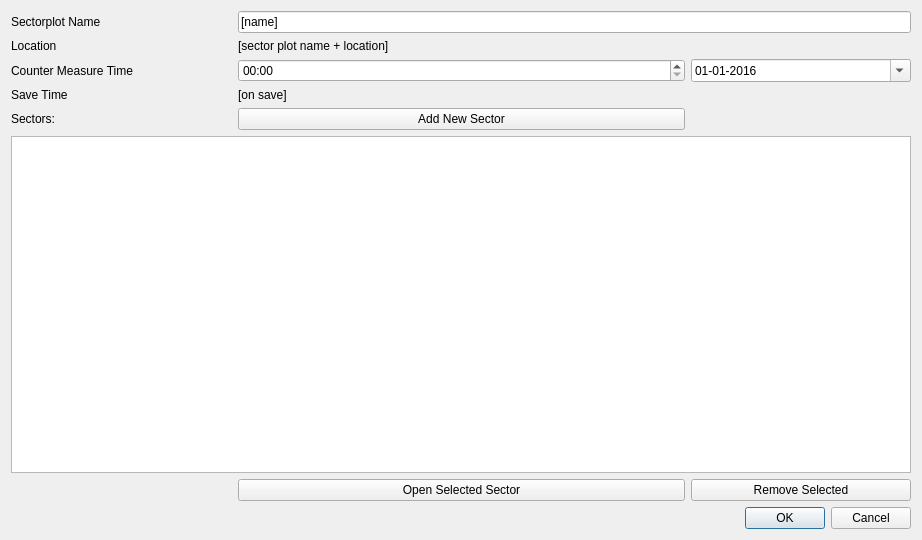
Above: SectorPlot/sectorplot_sectorplotset_dialog_base.ui from rduivenvoorde/sectorplot before the change. Below: the same form after it.
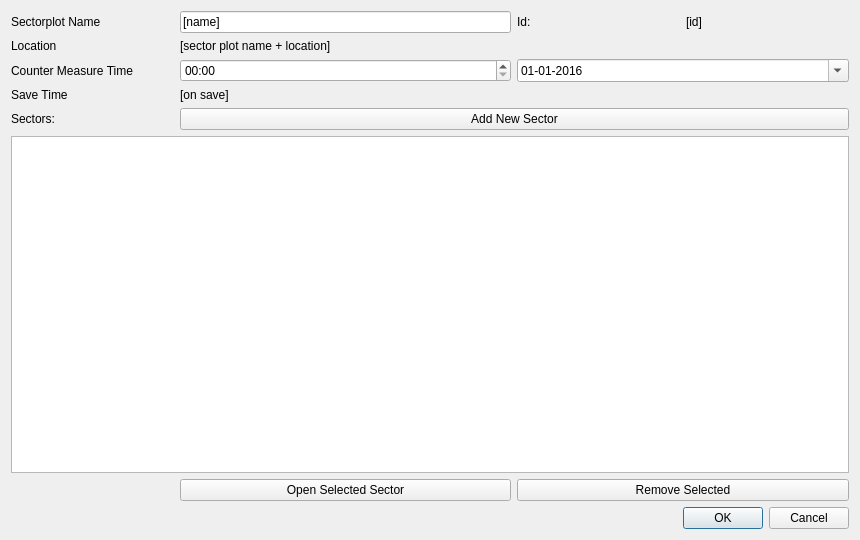
That is the form after the change.

```diff
--- a/SectorPlot/sectorplot_sectorplotset_dialog_base.ui
+++ b/SectorPlot/sectorplot_sectorplotset_dialog_base.ui
@@ -6,7 +6,7 @@
    <rect>
     <x>0</x>
     <y>0</y>
-    <width>922</width>
+    <width>860</width>
     <height>540</height>
    </rect>
   </property>
@@ -14,6 +14,27 @@
    <string>New Sectorplot</string>
   </property>
   <layout class="QGridLayout" name="gridLayout">
+   <item row="1" column="1">
+    <widget class="QLabel" name="lbl_location_name_lon_lat">
+     <property name="text">
+      <string>[sector plot name + location]</string>
+     </property>
+    </widget>
+   </item>
+   <item row="0" column="0">
+    <widget class="QLabel" name="label_6">
+     <property name="text">
+      <string>Sectorplot Name</string>
+     </property>
+    </widget>
+   </item>
+   <item row="0" column="3">
+    <widget class="QLabel" name="label_2">
+     <property name="text">
+      <string>Id:</string>
+     </property>
+    </widget>
+   </item>
    <item row="5" column="0">
     <widget class="QLabel" name="label_5">
      <property name="text">
@@ -21,6 +42,13 @@
      </property>
     </widget>
    </item>
+   <item row="0" column="1" colspan="2">
+    <widget class="QLineEdit" name="le_sectorplot_name">
+     <property name="text">
+      <string>[name]</string>
+     </property>
+    </widget>
+   </item>
    <item row="3" column="1">
     <widget class="QLabel" name="lbl_save_time">
      <property name="text">
@@ -28,26 +56,6 @@
      </property>
     </widget>
    </item>
-   <item row="0" column="1" colspan="3">
-    <widget class="QLineEdit" name="le_sectorplot_name">
-     <property name="text">
-      <string>[name]</string>
-     </property>
-    </widget>
-   </item>
-   <item row="8" column="0" colspan="4">
-    <widget class="QDialogButtonBox" name="buttonBox">
-     <property name="orientation">
-      <enum>Qt::Horizontal</enum>
-     </property>
-     <property name="standardButtons">
-      <set>QDialogButtonBox::Cancel|QDialogButtonBox::Ok</set>
-     </property>
-    </widget>
-   </item>
-   <item row="6" column="0" colspan="4">
-    <widget class="QTableView" name="table_sectors"/>
-   </item>
    <item row="1" column="0">
     <widget class="QLabel" name="label">
      <property name="text">
@@ -55,20 +63,6 @@
      </property>
     </widget>
    </item>
-   <item row="0" column="0">
-    <widget class="QLabel" name="label_6">
-     <property name="text">
-      <string>Sectorplot Name</string>
-     </property>
-    </widget>
-   </item>
-   <item row="5" column="1" colspan="2">
-    <widget class="QPushButton" name="btn_new_sector">
-     <property name="text">
-      <string>Add New Sector</string>
-     </property>
-    </widget>
-   </item>
    <item row="2" column="1" colspan="2">
     <widget class="QTimeEdit" name="time_edit_countermeasure">
      <property name="displayFormat">
@@ -79,7 +73,35 @@
      </property>
     </widget>
    </item>
-   <item row="2" column="3">
+   <item row="3" column="0">
+    <widget class="QLabel" name="label_10">
+     <property name="text">
+      <string>Save Time</string>
+     </property>
+    </widget>
+   </item>
+   <item row="2" column="0">
+    <widget class="QLabel" name="label_8">
+     <property name="text">
+      <string>Counter Measure Time</string>
+     </property>
+    </widget>
+   </item>
+   <item row="7" column="1" colspan="2">
+    <widget class="QPushButton" name="pushButton_5">
+     <property name="text">
+      <string>Open Selected Sector</string>
+     </property>
+    </widget>
+   </item>
+   <item row="0" column="4">
+    <widget class="QLabel" name="lbl_setid">
+     <property name="text">
+      <string>[id]</string>
+     </property>
+    </widget>
+   </item>
+   <item row="2" column="3" colspan="2">
     <widget class="QDateEdit" name="date_edit_countermeasure">
      <property name="date">
       <date>
@@ -96,41 +118,33 @@
      </property>
     </widget>
    </item>
-   <item row="1" column="1">
-    <widget class="QLabel" name="lbl_location_name_lon_lat">
-     <property name="text">
-      <string>[sector plot name + location]</string>
-     </property>
-    </widget>
+   <item row="6" column="0" colspan="5">
+    <widget class="QTableView" name="table_sectors"/>
    </item>
-   <item row="2" column="0">
-    <widget class="QLabel" name="label_8">
-     <property name="text">
-      <string>Counter Measure Time</string>
-     </property>
-    </widget>
-   </item>
-   <item row="3" column="0">
-    <widget class="QLabel" name="label_10">
-     <property name="text">
-      <string>Save Time</string>
-     </property>
-    </widget>
-   </item>
-   <item row="7" column="1" colspan="2">
-    <widget class="QPushButton" name="pushButton_5">
-     <property name="text">
-      <string>Open Selected Sector</string>
-     </property>
-    </widget>
-   </item>
-   <item row="7" column="3">
+   <item row="7" column="3" colspan="2">
     <widget class="QPushButton" name="btn_remove_selected_sectors">
      <property name="text">
       <string>Remove Selected</string>
      </property>
     </widget>
    </item>
+   <item row="8" column="0" colspan="5">
+    <widget class="QDialogButtonBox" name="buttonBox">
+     <property name="orientation">
+      <enum>Qt::Horizontal</enum>
+     </property>
+     <property name="standardButtons">
+      <set>QDialogButtonBox::Cancel|QDialogButtonBox::Ok</set>
+     </property>
+    </widget>
+   </item>
+   <item row="5" column="1" colspan="4">
+    <widget class="QPushButton" name="btn_new_sector">
+     <property name="text">
+      <string>Add New Sector</string>
+     </property>
+    </widget>
+   </item>
   </layout>
  </widget>
  <resources/>
```
